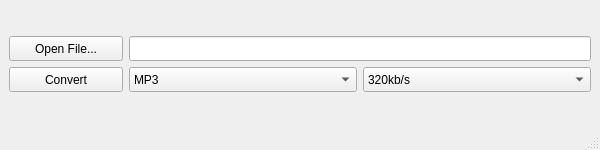
First picture: the form in assets/ui/main_window.ui, repository lachesis17/Audio-Converter, before the edit.
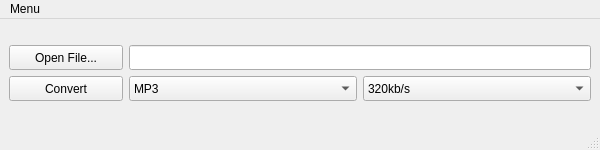
Second picture: the form after the edit.

Commit message:
add webengine view for ffmpeg and conversion
- basically.... it works but its slow
- need to thread it
- need to handle file.endswith() for format and conversion format from combo
- opus doesnt work?

Diff of the .ui file:
```diff
--- a/assets/ui/main_window.ui
+++ b/assets/ui/main_window.ui
@@ -131,6 +131,13 @@
      <height>22</height>
     </rect>
    </property>
+   <widget class="QMenu" name="menuMenu">
+    <property name="title">
+     <string>Menu</string>
+    </property>
+    <addaction name="actionGet_FFmpeg_codecs"/>
+   </widget>
+   <addaction name="menuMenu"/>
   </widget>
   <widget class="QStatusBar" name="statusbar"/>
  </widget>
```
Left out of the diff: 5 changed lines with no effect on the pictures. The commit also changes 2 other files.
